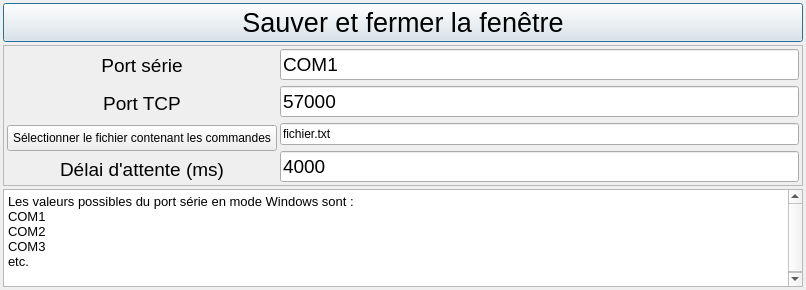
Before: the Qt Designer form fenetre_parametres.ui in Frederic-LETELLIER/MEB-Hitachi-s-4800, drawn with Qt 5.
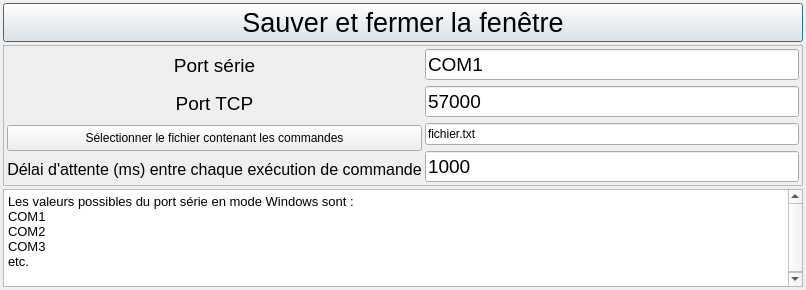
After: the same form once the commit is applied.

Diff of the .ui file:
```diff
--- a/fenetre_parametres.ui
+++ b/fenetre_parametres.ui
@@ -145,13 +145,19 @@
         </item>
         <item>
          <widget class="QLabel" name="label_3">
+          <property name="sizePolicy">
+           <sizepolicy hsizetype="Minimum" vsizetype="Preferred">
+            <horstretch>0</horstretch>
+            <verstretch>0</verstretch>
+           </sizepolicy>
+          </property>
           <property name="font">
            <font>
-            <pointsize>14</pointsize>
+            <pointsize>12</pointsize>
            </font>
           </property>
           <property name="text">
-           <string>Délai d'attente (ms)</string>
+           <string>Délai d'attente (ms) entre chaque exécution de commande</string>
           </property>
           <property name="alignment">
            <set>Qt::AlignCenter</set>
@@ -224,7 +230,7 @@
            </font>
           </property>
           <property name="text">
-           <string>4000</string>
+           <string>1000</string>
           </property>
          </widget>
         </item>
```
Left out of the diff: 15 changed lines with no effect on the pictures.
